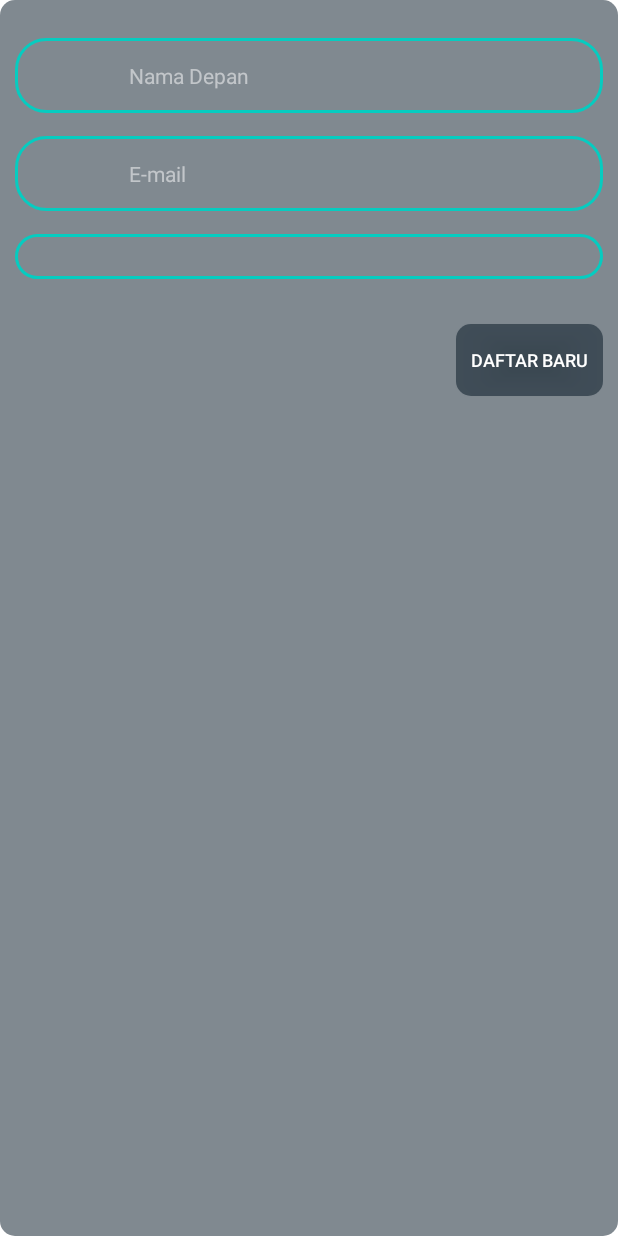
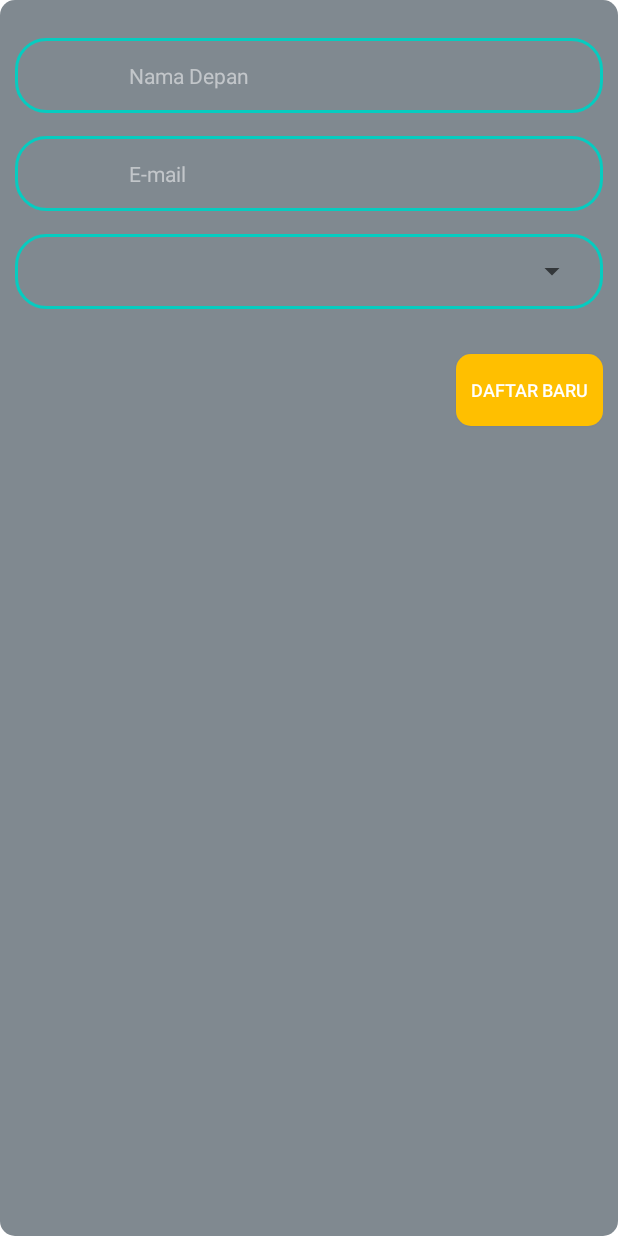
Before and after one commit to ikkair/saber-fe, an Android app: the layout admin_register_user_menu.xml on its own in the app's theme, with its tools: preview values and no code run, on a phone screen of 412 x 824 dp. Run offline under Robolectric (Android 15) with nearby library versions, the light colour scheme and no system bars.

```diff
--- /dev/null
+++ b/app/src/main/res/drawable/bg_orange_rounded.xml
@@ -0,0 +1,7 @@
+<?xml version="1.0" encoding="utf-8"?>
+<shape
+    android:shape="rectangle"
+    xmlns:android="http://schemas.android.com/apk/res/android">
+    <solid android:color="#FFBF00"/>
+    <corners android:radius="10dp"/>
+</shape>
--- a/app/src/main/res/layout/admin_register_user_menu.xml
+++ b/app/src/main/res/layout/admin_register_user_menu.xml
@@ -10,50 +10,54 @@
     <LinearLayout style="@style/wrapper_field_input_cyan_border">
         <ImageView
                 style="@style/text_edit_icon"
-                android:id="@+id/userInputNameIcon" />
+                android:id="@+id/userInputNameAdmIcon" />
 
         <EditText
-                android:hint="@string/title_hint_input_text_name"
-                android:inputType="text"
-                android:id="@+id/fieldInputNameRegister"
-                style="@style/cyan_field_form_data_text_input"/>
+            android:hint="@string/title_hint_input_text_name"
+            android:inputType="text"
+            android:id="@+id/fieldInputNameAdmRegister"
+            style="@style/cyan_field_form_data_text_input"/>
+
     </LinearLayout>
 
     <LinearLayout style="@style/wrapper_field_input_cyan_border">
         <ImageView
-            android:id="@+id/userInputEmailIcon"
+            android:id="@+id/userInputEmailAdmIcon"
             style="@style/text_edit_icon"/>
 
         <EditText
             android:hint="@string/title_hint_input_text_email"
-            android:id="@+id/fieldInputEmailRegister"
+            android:id="@+id/fieldInputEmailAdmRegister"
             style="@style/cyan_field_form_data_text_input"/>
 
     </LinearLayout>
 
     <LinearLayout
-        android:padding="0dp"
         style="@style/wrapper_field_input_cyan_border">
+
         <ImageView
-            android:id="@+id/roleType"
+            android:id="@+id/roleTypeAdmIcon"
             style="@style/text_edit_icon"/>
 
         <Spinner
+            android:gravity="center"
+            android:layout_gravity="center"
+            android:layout_width="match_parent"
+            android:layout_height="wrap_content"
             android:hint="@string/title_hint_input_text_email"
-            android:id="@+id/fieldInputRoleType"
-            style="@style/cyan_field_form_data_text_input"/>
+            android:id="@+id/fieldInputRoleType"/>
 
     </LinearLayout>
 
     <Space android:layout_width="match_parent" android:layout_height="30dp"/>
 
     <androidx.appcompat.widget.AppCompatButton
-        android:background="@drawable/blue_rounded_bg"
+        android:background="@drawable/bg_orange_rounded"
         android:textColor="@color/white"
         android:textSize="12sp"
         android:padding="10dp"
         android:text="DAFTAR BARU"
-        android:id="@+id/registerUserBtn"
+        android:id="@+id/admRegisterUserBtn"
         android:layout_width="wrap_content"
         android:layout_gravity="end"
         android:layout_height="wrap_content"/>
--- a/app/src/main/res/layout/trash_list_dialog_dropdown.xml
+++ b/app/src/main/res/layout/trash_list_dialog_dropdown.xml
@@ -3,8 +3,8 @@
     android:background="@drawable/white_rounded_bg"
     android:padding="10dp"
     android:layout_margin="5dp"
-    android:layout_gravity="start"
-    android:gravity="start"
+    android:layout_gravity="center"
+    android:gravity="center"
     android:singleLine="true"
     android:id="@android:id/text1"
     xmlns:android="http://schemas.android.com/apk/res/android"
```
Also changed, not shown: app/src/main/AndroidManifest.xml (+1 -12 lines), app/src/main/java/com/desti/saber/RegisterActivity.java (+7 -5 lines), app/src/main/java/com/desti/saber/UserAdminActivity.java (+83 -3 lines), app/src/main/res/layout/activity_user_admin.xml (+13 -18 lines), app/src/main/assets/role_icon.png (added).
